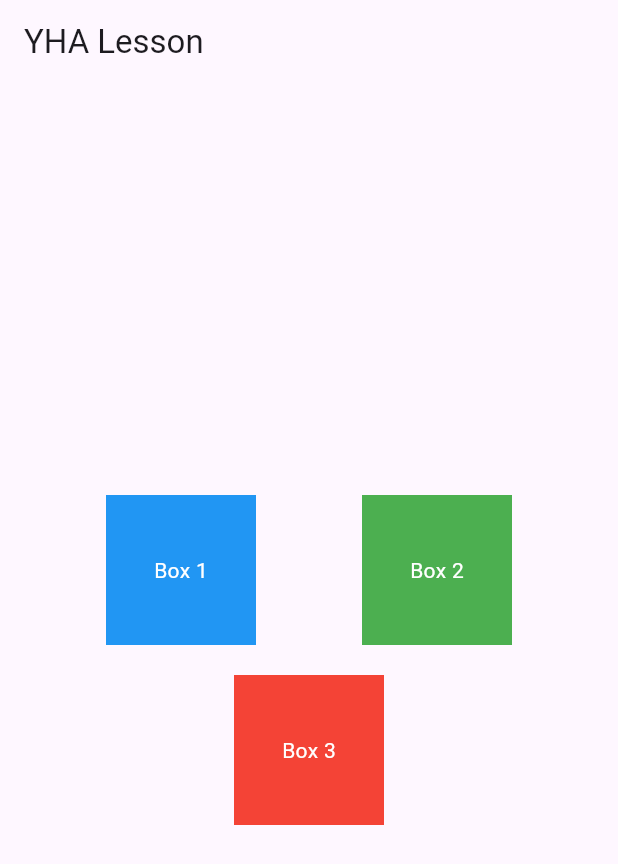
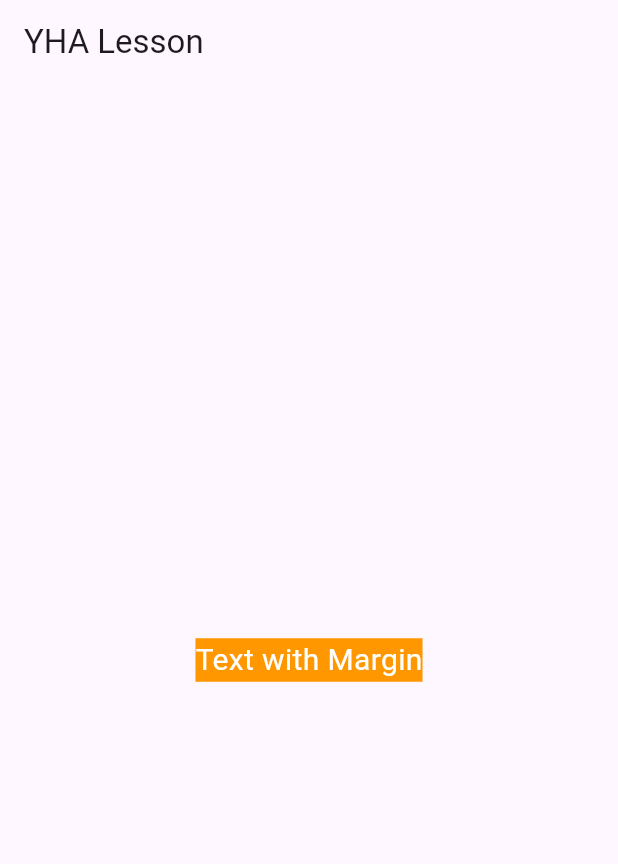
Before and after one commit to hidecard/YHA-flutter-lesson, a Flutter app: the screen it shows after launch, on a phone screen of 412 x 824 dp. Shown: the top 864 px of the screen. Run offline on Flutter 3.47's test engine with Material 3 defaults, Android fonts, the phone set to English and light mode, and no system bars.

Commit message:
lesson layout

```diff
--- a/lib/main.dart
+++ b/lib/main.dart
@@ -10,34 +10,15 @@ class MyApp extends StatelessWidget {
     return MaterialApp(
       home: Scaffold(
         appBar: AppBar(title: Text('YHA Lesson')),
-        body: Column(
-          mainAxisAlignment: MainAxisAlignment.center,
-          children: [
-            Row(
-              mainAxisAlignment: MainAxisAlignment.spaceEvenly,
-              children: [
-                Container(
-                  color: Colors.blue,
-                  width: 100,
-                  height: 100,
-                  child: Center(child: Text('Box 1', style: TextStyle(color: Colors.white))),
-                ),
-                Container(
-                  color: Colors.green,
-                  width: 100,
-                  height: 100,
-                  child: Center(child: Text('Box 2', style: TextStyle(color: Colors.white))),
-                ),
-              ],
+        body: Center(
+          child: Container(
+            margin: EdgeInsets.symmetric(horizontal: 20.0, vertical: 30.0),
+            color: Colors.orange,
+            child: Text(
+              'Text with Margin',
+              style: TextStyle(color: Colors.white, fontSize: 20),
             ),
-            SizedBox(height: 20),
-            Container(
-              color: Colors.red,
-              width: 100,
-              height: 100,
-              child: Center(child: Text('Box 3', style: TextStyle(color: Colors.white))),
-            ),
-          ],
+          ),
         ),
       ),
     );
```
